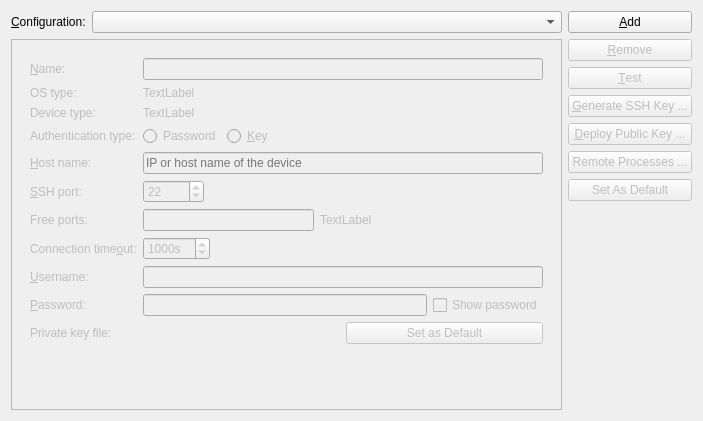
Above: src/plugins/qt4projectmanager/qt-maemo/maemodeviceconfigurationssettingswidget.ui from qt-creator/qt-creator before the change. Below: the same form after it.
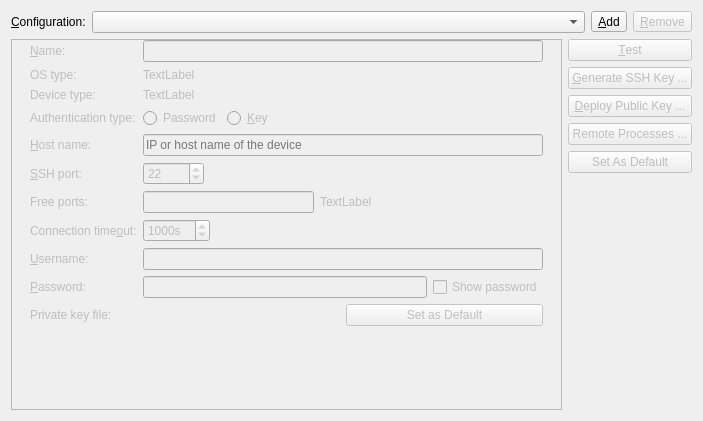
That is the form after the change. Icons and pictures are not drawn. Custom widgets are drawn as their Qt base class.

Patch:
```diff
--- a/src/plugins/qt4projectmanager/qt-maemo/maemodeviceconfigurationssettingswidget.ui
+++ b/src/plugins/qt4projectmanager/qt-maemo/maemodeviceconfigurationssettingswidget.ui
@@ -13,10 +13,10 @@
   <property name="windowTitle">
    <string>Maemo Device Configurations</string>
   </property>
-  <layout class="QHBoxLayout" name="horizontalLayout">
-   <item>
     <layout class="QVBoxLayout" name="verticalLayout_3">
      <item>
+    <layout class="QHBoxLayout" name="horizontalLayout">
+     <item>
       <layout class="QFormLayout" name="formLayout">
        <property name="fieldGrowthPolicy">
         <enum>QFormLayout::AllNonFixedFieldsGrow</enum>
@@ -47,6 +47,53 @@
       </layout>
      </item>
      <item>
+      <widget class="QToolButton" name="addConfigButton">
+       <property name="sizePolicy">
+        <sizepolicy hsizetype="Fixed" vsizetype="Fixed">
+         <horstretch>0</horstretch>
+         <verstretch>0</verstretch>
+        </sizepolicy>
+       </property>
+       <property name="focusPolicy">
+        <enum>Qt::StrongFocus</enum>
+       </property>
+       <property name="text">
+        <string>&amp;Add</string>
+       </property>
+       <property name="icon">
+        <iconset resource="../../coreplugin/core.qrc">
+         <normaloff>:/core/images/plus-16.png</normaloff>:/core/images/plus-16.png</iconset>
+       </property>
+      </widget>
+     </item>
+     <item>
+      <widget class="QToolButton" name="removeConfigButton">
+       <property name="enabled">
+        <bool>false</bool>
+       </property>
+       <property name="sizePolicy">
+        <sizepolicy hsizetype="Fixed" vsizetype="Fixed">
+         <horstretch>0</horstretch>
+         <verstretch>0</verstretch>
+        </sizepolicy>
+       </property>
+       <property name="focusPolicy">
+        <enum>Qt::StrongFocus</enum>
+       </property>
+       <property name="text">
+        <string>&amp;Remove</string>
+       </property>
+       <property name="icon">
+        <iconset resource="../../coreplugin/core.qrc">
+         <normaloff>:/core/images/minus-16.png</normaloff>:/core/images/minus-16.png</iconset>
+       </property>
+      </widget>
+     </item>
+    </layout>
+   </item>
+   <item>
+    <layout class="QHBoxLayout" name="horizontalLayout_2">
+     <item>
       <widget class="QFrame" name="frame">
        <property name="frameShape">
         <enum>QFrame::StyledPanel</enum>
@@ -55,6 +102,9 @@
         <enum>QFrame::Raised</enum>
        </property>
        <layout class="QVBoxLayout" name="verticalLayout_2">
+        <property name="topMargin">
+         <number>0</number>
+        </property>
         <item>
          <widget class="QWidget" name="detailsWidget" native="true">
           <property name="enabled">
@@ -67,6 +117,9 @@
            </sizepolicy>
           </property>
           <layout class="QFormLayout" name="formLayout_2">
+           <property name="topMargin">
+            <number>0</number>
+           </property>
            <item row="0" column="0">
             <widget class="QLabel" name="deviceNameLabel">
              <property name="text">
@@ -360,33 +413,8 @@
        </layout>
       </widget>
      </item>
-    </layout>
-   </item>
    <item>
     <layout class="QVBoxLayout" name="verticalLayout">
-     <item>
-      <widget class="QPushButton" name="addConfigButton">
-       <property name="focusPolicy">
-        <enum>Qt::StrongFocus</enum>
-       </property>
-       <property name="text">
-        <string>&amp;Add</string>
-       </property>
-      </widget>
-     </item>
-     <item>
-      <widget class="QPushButton" name="removeConfigButton">
-       <property name="enabled">
-        <bool>false</bool>
-       </property>
-       <property name="focusPolicy">
-        <enum>Qt::StrongFocus</enum>
-       </property>
-       <property name="text">
-        <string>&amp;Remove</string>
-       </property>
-      </widget>
-     </item>
      <item>
       <widget class="QPushButton" name="testConfigButton">
        <property name="enabled">
@@ -480,6 +508,8 @@
     </layout>
    </item>
   </layout>
+   </item>
+  </layout>
  </widget>
  <customwidgets>
   <customwidget>
```
Left out of the diff: 36 changed lines with no effect on the pictures. Lines whose indentation alone changed are shown as unchanged.
